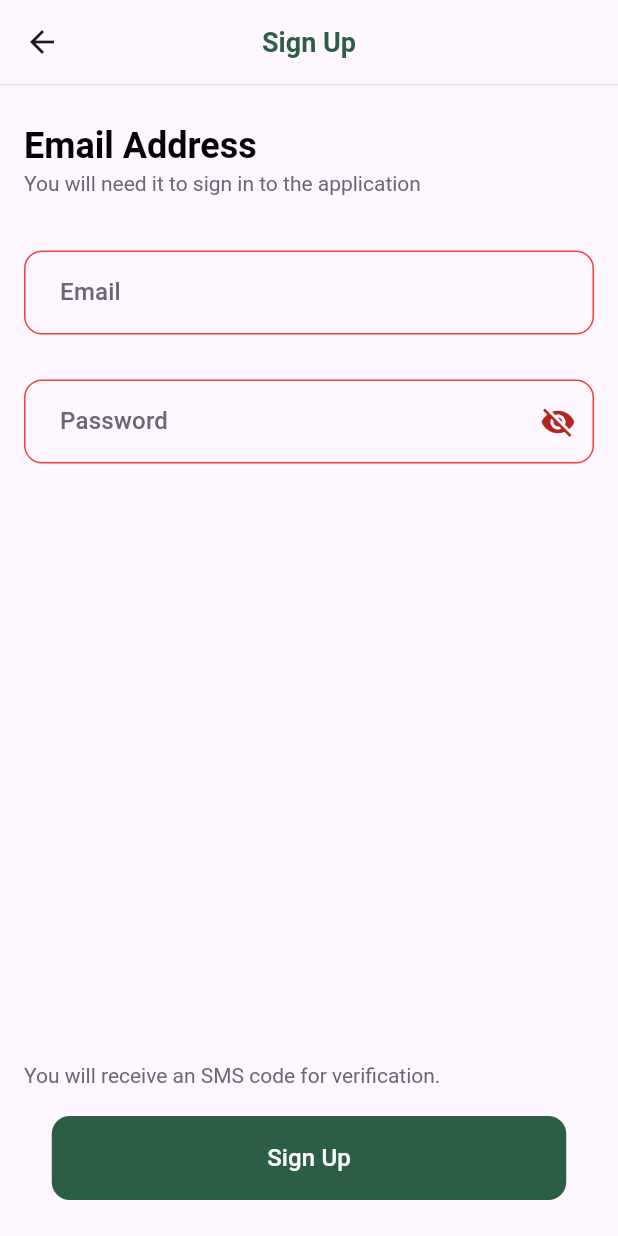
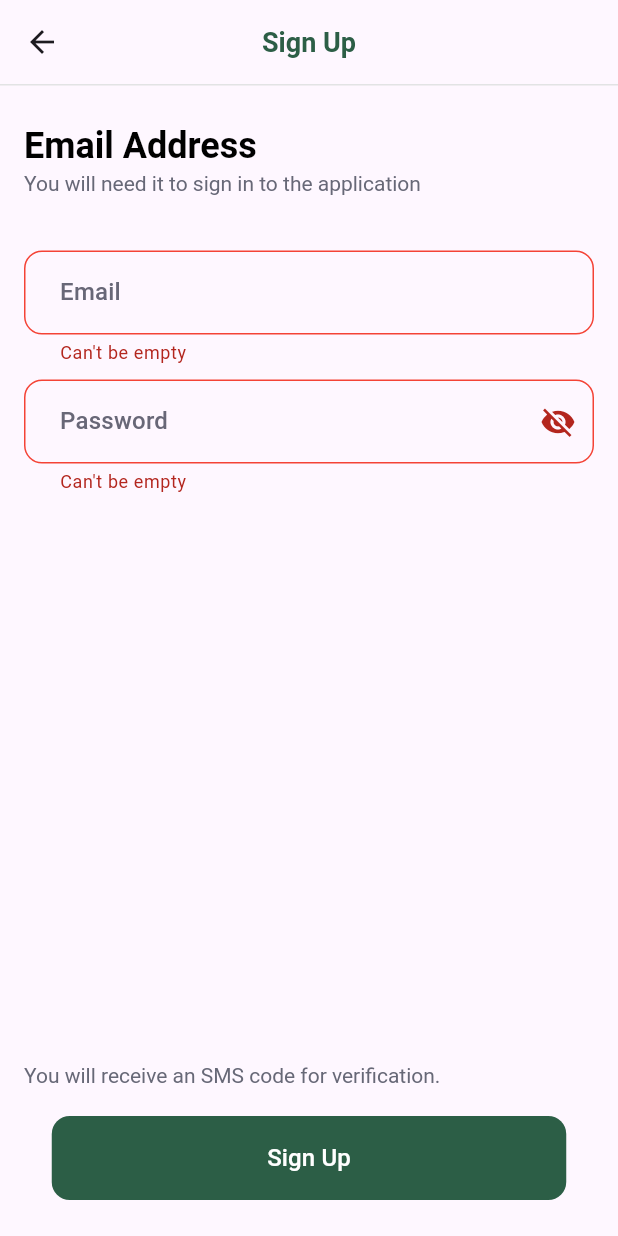
Before and after one commit to CultivatorDao/plantsiliry_app, a Flutter app: the SignUp screen opened directly, after a tap on "Sign Up", on a phone screen of 412 x 824 dp. Run offline on Flutter 3.47's test engine with Material 3 defaults, Android fonts, the phone set to English and light mode, and no system bars; our stand-ins replace email_validator, firebase_auth, firebase_core; accounts and stored records are empty; Roboto replaces fonts that are missing (Poppins).

Commit message:
V 0.1.1
Added dependencies:
    email_validator: '^2.1.16'
Added Widgets:
    Validator:
	Validates given string with given options.
Added comment for all existing classes.

```diff
--- a/lib/activities/authenticate.dart
+++ b/lib/activities/authenticate.dart
@@ -10,6 +10,10 @@ import 'package:plantsility_app/activities/main/main_activity_manager.dart';
 
 // When starting app checks if user was logged in
 class Authenticate extends StatelessWidget {
+  /// Transition screen, that checks is user logged in or not
+  ///
+  /// Return MainActivityManager if logged in.
+  /// Else return Login screen.
   const Authenticate({super.key});
 
   @override
--- a/lib/activities/entrance/entrance.dart
+++ b/lib/activities/entrance/entrance.dart
@@ -7,6 +7,7 @@ import 'package:plantsility_app/activities/entrance/registration/registration.da
 
 
 class Entrance extends StatelessWidget {
+  /// Welcome page, that allows user to register account or sign in into his account if he has one.
   const Entrance({super.key});
 
   @override
@@ -49,8 +50,9 @@ class Entrance extends StatelessWidget {
                 mainAxisAlignment: MainAxisAlignment.center,
                 children: [
                   Text(
-                    "Communicate with your team and set "
-                        "\nup business processes and goals \nthrough the mobile and web application.",
+                    "Communicate with your team and set \n"
+                    "up business processes and goals \n"
+                    "through the mobile and web application.",
                     style: Theme.of(context).textTheme.titleSmall,
                   ),
                 ],
--- a/lib/activities/entrance/registration/registration.dart
+++ b/lib/activities/entrance/registration/registration.dart
@@ -1,10 +1,13 @@
 import 'package:flutter/material.dart';
+
 import 'package:plantsility_app/services/auth.dart';
+
 import 'package:plantsility_app/widgets/buttons/rounded_rect_button.dart';
 import 'package:plantsility_app/widgets/text_fields/custom_text_field.dart';
-
+import 'package:plantsility_app/widgets/validator/validator.dart';
 
 class SignUp extends StatefulWidget {
+  /// Allows user to sign up new account.
   const SignUp({super.key});
 
   @override
@@ -13,9 +16,12 @@ class SignUp extends StatefulWidget {
 
 class _SignUpState extends State<SignUp> {
 
+  // Initialize authentication service object
   final AuthService _auth = AuthService();
+  // Set key for form validation
   final _formKey = GlobalKey<FormState>();
 
+  // Variables that stores values from form text fields
   String username = '';
   String email = '';
   String password = '';
@@ -39,6 +45,7 @@ class _SignUpState extends State<SignUp> {
         children: [
           Container(height: 1, color: const Color.fromARGB(255, 226, 227, 228),),
 
+          // Wrap Container with Expanded to be able to use MainAxisAlignment.spaceBetween
           Expanded(
             child: Container(
               padding: const EdgeInsets.symmetric(horizontal: 16, vertical: 24),
@@ -60,29 +67,33 @@ class _SignUpState extends State<SignUp> {
 
                       const Padding(padding: EdgeInsets.only(bottom: 24)),
 
+                      // Gets information about user account to register user account
                       Form(
                           key: _formKey,
                           child: Column(
                             children: <Widget>[
                               // CustomTextField(
                               //   label: "Username",
-                              //   hintText: "Username",
+                              //   hintText: "MegaUser",
                               //   onChanged: (value) {},
                               // ),
                               const Padding(padding: EdgeInsets.only(bottom: 10)),
                               CustomTextField(
                                 label: "Email",
-                                hintText: "Email",
+                                hintText: "email@mail.ru",
                                 onChanged: (value) {
                                   setState(() {
                                     email = value;
                                   });
                                 },
+                                validator: Validator(
+                                  isEmail: true,
+                                ),
                               ),
                               const Padding(padding: EdgeInsets.only(bottom: 10)),
                               CustomTextField(
                                 label: "Password",
-                                hintText: "Password",
+                                hintText: "qwerty123",
                                 onChanged: (value) {
                                   setState(() {
                                     password = value;
@@ -93,7 +104,7 @@ class _SignUpState extends State<SignUp> {
                               // const Padding(padding: EdgeInsets.only(bottom: 10)),
                               // CustomTextField(
                               //   label: "Repeat Password",
-                              //   hintText: "Repeat Password",
+                              //   hintText: "qwerty123",
                               //   onChanged: (value) {},
                               //   passwordField: true,
                               // ),
@@ -126,10 +137,16 @@ class _SignUpState extends State<SignUp> {
                           onPressed: () async {
                             if (_formKey.currentState!.validate()) {
                               dynamic response = await _auth.signUp(email, password);
+                              // Checking if got valid response
                               if (response == null) {
                                 setState(() {
                                   error = "This email is already used or not valid";
                                 });
+                              }
+                              else {
+                                // Exit sign in page if successfully logged in
+                                // Ignore this warning
+                                Navigator.pop(context);
                               }
                             }
                           },
--- a/lib/activities/main/main_activity_manager.dart
+++ b/lib/activities/main/main_activity_manager.dart
@@ -4,6 +4,9 @@ import 'package:plantsility_app/activities/main/shop/shop.dart';
 
 // Widget for navigation through app main screens
 class MainActivityManager extends StatefulWidget {
+  /// Contains all application activities, such as Shop, Encyclopedia, Profile and etc.
+  ///
+  /// Allows user to navigate between them.
   const MainActivityManager({super.key});
 
   @override
--- a/lib/activities/main/shop/shop.dart
+++ b/lib/activities/main/shop/shop.dart
@@ -3,6 +3,7 @@ import 'package:plantsility_app/services/auth.dart';
 
 
 class Shop extends StatefulWidget {
+  /// Contains cards of all company selling products.
   const Shop({super.key});
 
   @override
--- a/lib/models/user.dart
+++ b/lib/models/user.dart
@@ -1,5 +1,5 @@
-// Custom user model to get rid of unnecessary information
 class UserModel {
+  /// Custom user model to get rid of unnecessary information
 
   final String uid;
 
--- a/lib/services/auth.dart
+++ b/lib/services/auth.dart
@@ -4,6 +4,9 @@ import 'package:plantsility_app/models/user.dart';
 
 
 class AuthService {
+  /// Main authentication class.
+  ///
+  /// Responsible for all authentication operations with FireBase Authentication service.
 
   // Initialize firebase auth instance
   // for all authentication operations
--- a/lib/widgets/text_fields/custom_text_field.dart
+++ b/lib/widgets/text_fields/custom_text_field.dart
@@ -1,18 +1,29 @@
 import 'package:flutter/material.dart';
+import 'package:plantsility_app/widgets/validator/validator.dart';
 
 
 class CustomTextField extends StatefulWidget {
+  /// Creates text field with rounded rectangular border.
+  ///
+  /// If passwordField set true hide value and show visibility button on left side of field.
   const CustomTextField({super.key,
     this.passwordField,
     this.hintText,
     this.label,
-    this.onChanged
+    this.onChanged,
+    this.validator,
   });
 
+  /// [passwordField] Set true if you want this textField to obfuscate text and show visibility button.
   final bool? passwordField;
+  /// [hintText] Text that suggests what sort of input the field accepts.
   final String? hintText;
+  /// [label] Optional widget that describes the input field.
   final String? label;
+  /// [onChanged] Called when the user initiates a change to the TextField's value: when they have inserted or deleted text or reset the form.
   final Function? onChanged;
+  /// [validator] Optional validation checks.
+  final Validator? validator;
 
 
   @override
@@ -26,6 +37,7 @@ class _CustomTextFieldState extends State<CustomTextField> {
   String? _hintText = "";
   String? _label = "";
   Function? _onChanged = (value) {};
+  Validator? _validator = Validator();
 
   // TODO modify to receive user condition and helper text
   String? validateField(String? value) {
@@ -46,12 +58,14 @@ class _CustomTextFieldState extends State<CustomTextField> {
     _hintText = widget.hintText ?? _hintText;
     _label = widget.label ?? _label;
     _onChanged = widget.onChanged ?? _onChanged;
+    _validator = widget.validator ?? _validator;
 
     showPassword = _passwordField! ? false : true;
 
     super.initState();
   }
 
+  // Function toggles value show mode, show or hide textField value
   void toggle() {
     setState(() {
       showPassword = !showPassword;
@@ -94,13 +108,14 @@ class _CustomTextFieldState extends State<CustomTextField> {
         ),
       ),
       obscureText: !showPassword,
+      // Call user provided onChanged function here
       onChanged: (value) {
         setState(() {
           _onChanged!(value);
         });
       },
       validator: (val) {
-        return validateField(val);
+        return _validator?.validate(val);
       },
     );
   }
--- /dev/null
+++ b/lib/widgets/validator/validator.dart
@@ -0,0 +1,49 @@
+import 'package:email_validator/email_validator.dart';
+
+
+class Validator {
+  /// Custom validator class.
+  ///
+  /// Use Validator.validate to validate string.
+
+
+  Validator(
+      {
+        this.onEmptyHelperMessage = "Can't be empty",
+        this.onLengthErrorHelperMessage = "Must be at least 8 characters",
+        this.onEmailErrorHelperMessage = "Not valid email",
+        this.isEmail = false,
+        this.minLength = 8,
+      }
+      );
+
+
+  /// [onEmptyHelperMessage] Show message if string is empty.
+  final String? onEmptyHelperMessage;
+  /// [onLengthErrorHelperMessage] Show message if string is shorter than expected.
+  final String? onLengthErrorHelperMessage;
+  /// [onEmailErrorHelperMessage] Show message if string contains not valid email, works only if [isEmail] set true.
+  final String? onEmailErrorHelperMessage;
+  /// [isEmail] Enables email validation.
+  final bool? isEmail;
+  /// [minLength] Minimum string length.
+  final int? minLength;
+
+
+  /// Validate string value.
+  String? validate(String? value) {
+    if (value!.isEmpty) {
+      return onEmptyHelperMessage;
+    }
+    else if (minLength! > value.length) {
+      return onLengthErrorHelperMessage;
+    }
+    else if (!(EmailValidator.validate(value)) && isEmail!) {
+      return onEmailErrorHelperMessage;
+    }
+    else {
+      return null;
+    }
+  }
+
+}
--- a/pubspec.yaml
+++ b/pubspec.yaml
@@ -40,6 +40,8 @@ dependencies:
   cloud_firestore: ^4.15.4
   firebase_core_platform_interface: ^5.0.0
   firebase_auth: ^4.17.4
+
+  email_validator: '^2.1.16'
 
   provider: ^6.1.1
 
```
Also changed, not shown: lib/activities/entrance/login/sign_in.dart (+32 -8 lines), lib/main_app/main_app.dart (+8 -8 lines), lib/widgets/buttons/rounded_rect_button.dart (+8 -1 lines), 1 other file.
